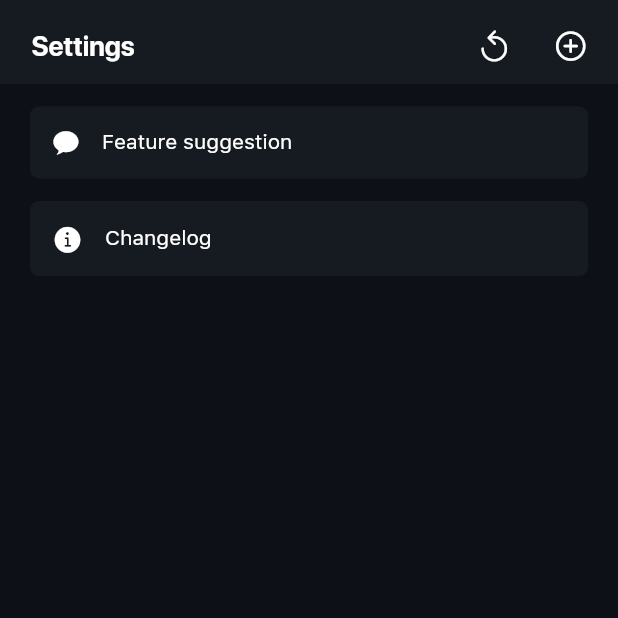
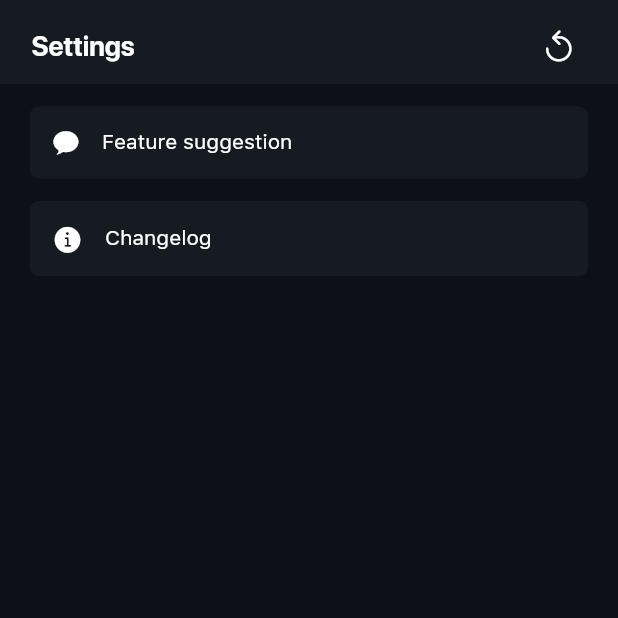
Before and after one commit to zero-stealth/Pihole-Manager, a Flutter app: the Dashboard screen opened directly, item 4 of the bottom bar chosen, on a phone screen of 412 x 824 dp, the top half of it. Run offline on Flutter 3.47's test engine with Material 2 defaults, Android fonts, the phone set to English and light mode, and no system bars; our stand-ins replace flutter_dotenv, loading_animation_widget, sqflite; accounts and stored records are empty.

Commit message:
:zap: Delete device
:hammer: Only one device supported

```diff
--- a/lib/screens/Dashboard.dart
+++ b/lib/screens/Dashboard.dart
@@ -143,25 +143,25 @@ class _DashboardState extends State<Dashboard> {
                     ),
                   ),
                   // SizedBox(width: 20.0),
-                  Padding(
-                    padding: const EdgeInsets.only(
-                      top: 5.0,
-                      right: 20.0,
-                    ),
-                    child: GestureDetector(
-                      onTap: () {
-                        Navigator.push(
-                          context,
-                          MaterialPageRoute(builder: (context) => AddDevices()),
-                        );
-                      },
-                      child: const Icon(
-                        CupertinoIcons.add_circled,
-                        color: Colors.white,
-                        size: 23.0,
-                      ),
-                    ),
-                  ),
+                  // Padding(
+                  //   padding: const EdgeInsets.only(
+                  //     top: 5.0,
+                  //     right: 20.0,
+                  //   ),
+                  //   child: GestureDetector(
+                  //     onTap: () {
+                  //       Navigator.push(
+                  //         context,
+                  //         MaterialPageRoute(builder: (context) => AddDevices()),
+                  //       );
+                  //     },
+                  //     child: const Icon(
+                  //       CupertinoIcons.add_circled,
+                  //       color: Colors.white,
+                  //       size: 23.0,
+                  //     ),
+                  //   ),
+                  // ),
                 ],
               ),
               SliverList(
```
Also changed, not shown: lib/screens/Devices.dart (+17 -5 lines).
